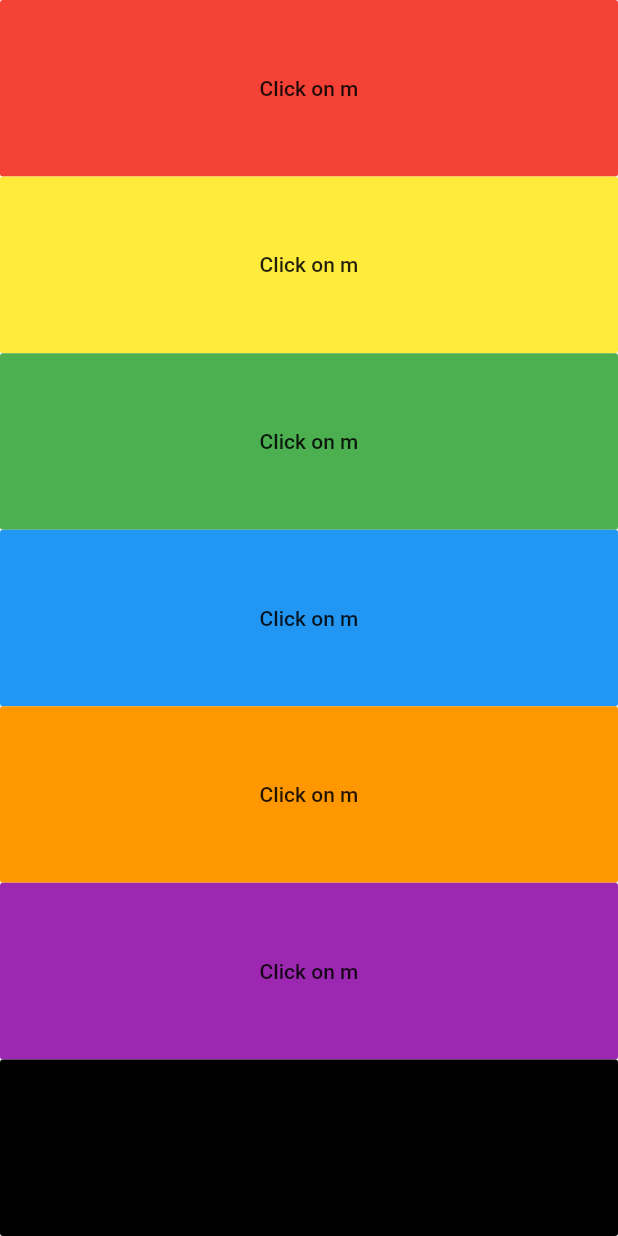
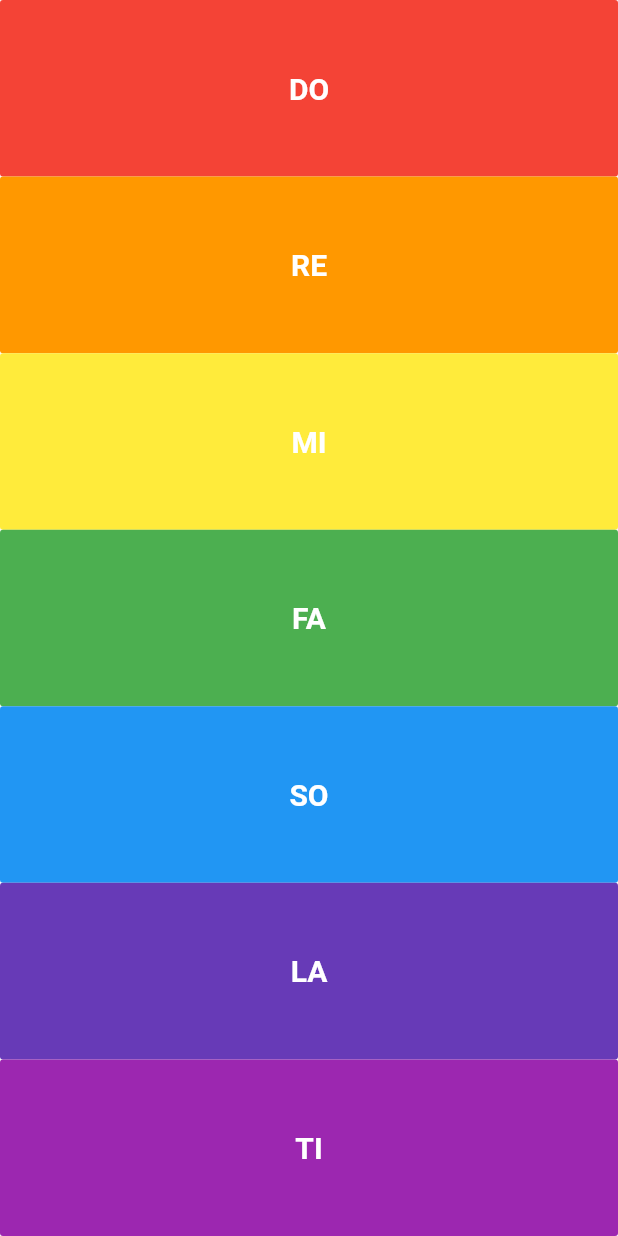
Before and after one commit to mohamedebrahim96/flutter_xylophone, a Flutter app: the screen it shows after launch, on a phone screen of 412 x 824 dp. Run offline on Flutter 3.47's test engine with Material 2 defaults, Android fonts, the phone set to English and light mode, and no system bars; our stand-ins replace audioplayers.

Commit message:
fix some bugs of sound and add screen shot

```diff
--- a/lib/main.dart
+++ b/lib/main.dart
@@ -1,3 +1,4 @@
+import 'package:flutter/cupertino.dart';
 import 'package:flutter/material.dart';
 import 'package:audioplayers/audio_cache.dart';
 
@@ -9,14 +10,18 @@ class MyXylophone extends StatelessWidget {
     player.play("d$number.wav");
   }
 
-  Expanded myMethod({Color color,int number}){
+  Expanded myMethod({Color color,int number,String name}){
     return  Expanded(
       child: FlatButton(onPressed: () {
         print("Clickede $number");
         _playSound(number);
       },
         color: color,
-        child: Text("Click on m"),),
+        child: Text(name,style:TextStyle(
+            color: Colors.white,
+            fontWeight: FontWeight.bold,
+            fontSize: 20.0,
+        ) ,),),
     );
   }
   @override
@@ -26,13 +31,13 @@ class MyXylophone extends StatelessWidget {
         child: Column(
           crossAxisAlignment: CrossAxisAlignment.stretch,
           children: <Widget>[
-            myMethod(color: Colors.red,number: 1),
-            myMethod(color: Colors.yellow,number: 2),
-            myMethod(color: Colors.green,number: 3),
-            myMethod(color: Colors.blue,number: 4),
-            myMethod(color: Colors.orange,number: 5),
-            myMethod(color: Colors.purple,number: 6),
-            myMethod(color: Colors.black,number: 7),
+            myMethod(name:"DO",color: Colors.red,number: 1),
+            myMethod(name:"RE",color: Colors.orange,number: 2),
+            myMethod(name:"MI",color: Colors.yellow,number: 3),
+            myMethod(name:"FA",color: Colors.green,number: 4),
+            myMethod(name:"SO",color: Colors.blue,number: 5),
+            myMethod(name:"LA",color: Colors.deepPurple,number: 6),
+            myMethod(name:"TI",color: Colors.purple,number: 7),
 
           ],),
       ),
```
Also changed, not shown: Screenshot.jpg (added), 2 other files.
